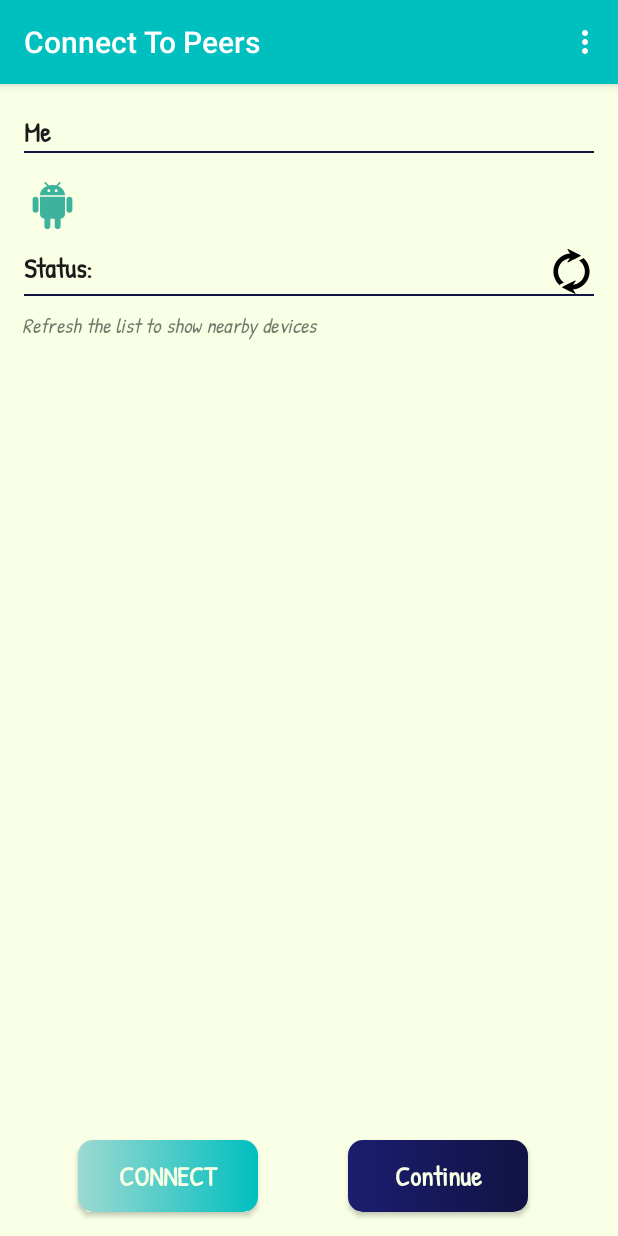
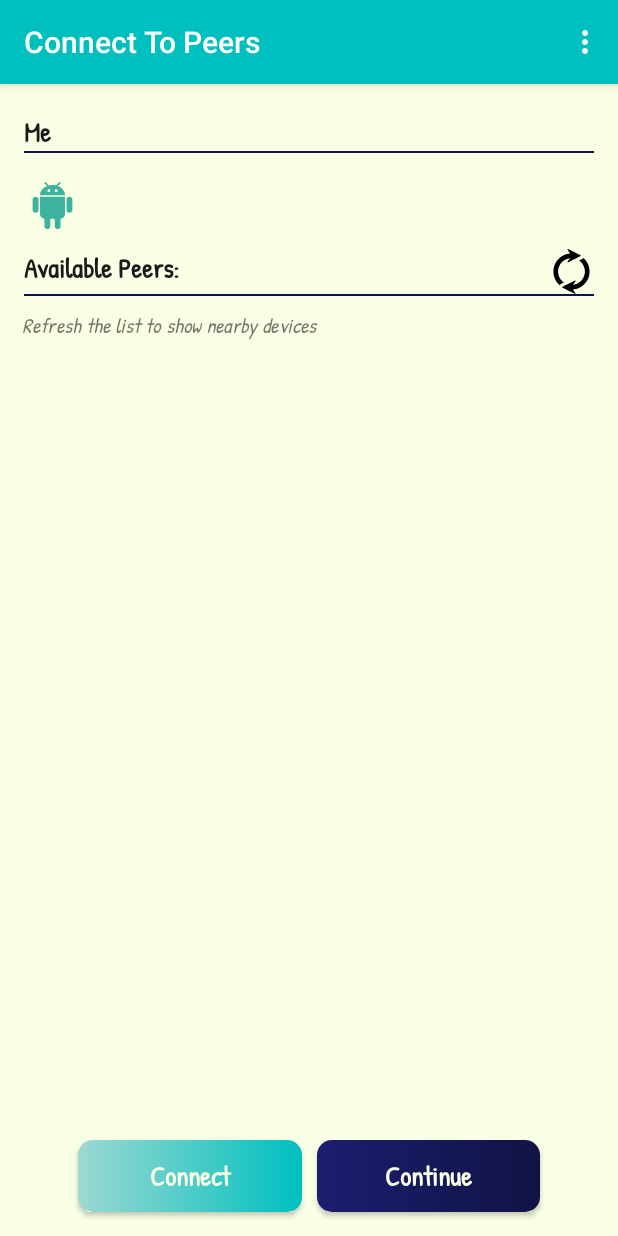
Before and after one commit to mljes/ExplodingBlobToss, an Android app: the WifiPeerSetupActivity screen opened directly, with no data from a screen before it, on a phone screen of 412 x 824 dp. Run offline under Robolectric (Android 15) with nearby library versions, the phone set to English and light mode, and no system bars.

Commit message:
Connect to peers UI updates

```diff
--- a/ExplodingBlobToss/app/src/main/AndroidManifest.xml
+++ b/ExplodingBlobToss/app/src/main/AndroidManifest.xml
@@ -33,6 +33,7 @@
         </activity>
         <activity android:name=".WifiPeerSetupActivity"
             android:label="Connect To Peers">
+
         </activity>
     </application>
 
--- a/ExplodingBlobToss/app/src/main/res/layout/activity_peer_setup.xml
+++ b/ExplodingBlobToss/app/src/main/res/layout/activity_peer_setup.xml
@@ -5,8 +5,10 @@
     android:layout_width="match_parent"
     android:layout_height="match_parent"
     android:background="@color/myWhite"
-    tools:layout_editor_absoluteY="81dp">
-
+    app:layout_constraintHorizontal_chainStyle="spread"
+    app:layout_constraintVertical_chainStyle="spread"
+    tools:layout_editor_absoluteX="0dp"
+    tools:layout_editor_absoluteY="25dp">
     <!-- Self information -->
 
     <LinearLayout
@@ -63,28 +65,36 @@
         app:layout_constraintTop_toBottomOf="@+id/linearLayout2" />
 
     <Button
+        android:id="@+id/btn_connect"
+        style="@style/button_style"
+        android:layout_width="0dp"
+        android:layout_height="wrap_content"
+        android:layout_marginStart="52dp"
+        android:layout_marginEnd="10dp"
+        android:layout_marginBottom="16dp"
+        android:text="@string/connect_peer_button"
+        android:textStyle="bold"
+        app:layout_constraintBottom_toBottomOf="parent"
+        app:layout_constraintEnd_toStartOf="@+id/continue_btn"
+        app:layout_constraintHorizontal_bias="0.5"
+        app:layout_constraintHorizontal_chainStyle="spread"
+        app:layout_constraintStart_toStartOf="parent" />
+
+
+    <Button
         android:id="@+id/continue_btn"
         style="@style/button_style"
-        android:layout_width="120dp"
+        android:layout_width="0dp"
         android:layout_height="wrap_content"
+        android:layout_marginEnd="52dp"
         android:layout_marginBottom="16dp"
         android:background="@drawable/accent_button"
         android:text="@string/continue_btn"
+        android:textStyle="bold"
         app:layout_constraintBottom_toBottomOf="parent"
         app:layout_constraintEnd_toEndOf="parent"
+        app:layout_constraintHorizontal_bias="0.5"
         app:layout_constraintStart_toEndOf="@+id/btn_connect" />
-
-    <Button
-        android:id="@+id/btn_connect"
-        style="@style/button_style"
-        android:layout_width="120dp"
-        android:layout_height="wrap_content"
-        android:layout_marginStart="52dp"
-        android:layout_marginBottom="16dp"
-        android:background="@drawable/rounded_button_corners"
-        android:text="CONNECT"
-        app:layout_constraintBottom_toBottomOf="parent"
-        app:layout_constraintStart_toStartOf="parent" />
 
 
 </androidx.constraintlayout.widget.ConstraintLayout>
--- a/ExplodingBlobToss/app/src/main/res/layout/device_list.xml
+++ b/ExplodingBlobToss/app/src/main/res/layout/device_list.xml
@@ -37,6 +37,7 @@
             android:adjustViewBounds="true"
             android:cropToPadding="true"
             android:paddingTop="16dp"
+            android:paddingEnd="5dp"
             android:paddingBottom="10dp"
             android:scaleType="fitStart"
             app:srcCompat="@drawable/ic_android" />
@@ -76,12 +77,11 @@
             android:layout_gravity="left"
             android:layout_marginStart="16dp"
             android:layout_weight="1"
-            android:text="Status:"
-            android:textAppearance="@style/SubTitle"
-            tools:text="Available Peers" />
+            android:text="Available Peers:"
+            android:textAppearance="@style/SubTitle" />
 
         <ImageView
-            android:id="@+id/refresh"
+            android:id="@+id/atn_direct_discover"
             android:layout_width="30dp"
             android:layout_height="30dp"
             android:layout_gravity="right"
--- a/ExplodingBlobToss/app/src/main/res/menu/action_items.xml
+++ b/ExplodingBlobToss/app/src/main/res/menu/action_items.xml
@@ -5,8 +5,4 @@
         android:id="@+id/atn_direct_enable"
         android:icon="@drawable/ic_action_on_off"
         android:title="@string/enable_p2p_button"/>
-    <item
-        android:id="@+id/atn_direct_discover"
-        android:icon="@drawable/ic_action_discover"
-        android:title="@string/discover_peers_button"/>
 </menu>
--- a/ExplodingBlobToss/app/src/main/res/values/styles.xml
+++ b/ExplodingBlobToss/app/src/main/res/values/styles.xml
@@ -45,8 +45,6 @@
     </style>
 
     <style name="button_style">
-        <item name="android:layout_marginStart">120dp</item>
-        <item name="android:layout_marginEnd">120dp</item>
         <item name="android:layout_width">match_parent</item>
         <item name="android:layout_height">wrap_content</item>
         <item name="android:layout_marginTop">52dp</item>
```
Also changed, not shown: ExplodingBlobToss/app/src/main/java/com/happycampers/explodingblobtoss/WifiPeerSetupActivity.kt (+29 -21 lines), ExplodingBlobToss/app/src/main/res/layout/peer.xml (deleted, +0 -36 lines), ExplodingBlobToss/app/src/main/res/layout/row_devices.xml (+21 -9 lines), ExplodingBlobToss/app/src/main/res/drawable/machine.png (deleted).
